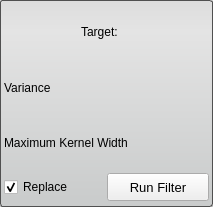
jessdtate/Seg3D, file Interface/ToolInterface/DiscreteGaussianFilterInterface.ui: the form before one commit.
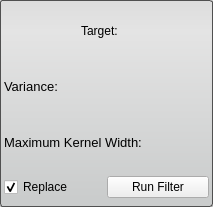
The form after the commit.

```diff
--- a/Interface/ToolInterface/DiscreteGaussianFilterInterface.ui
+++ b/Interface/ToolInterface/DiscreteGaussianFilterInterface.ui
@@ -46,7 +46,7 @@
   </property>
   <layout class="QVBoxLayout" name="verticalLayout">
    <property name="spacing">
-    <number>0</number>
+    <number>2</number>
    </property>
    <property name="margin">
     <number>4</number>
@@ -81,24 +81,16 @@
     <layout class="QHBoxLayout" name="varianceHLayout_top">
      <item>
       <widget class="QLabel" name="varianceLabel">
+       <property name="font">
+        <font>
+         <pointsize>10</pointsize>
+        </font>
+       </property>
        <property name="text">
-        <string>Variance</string>
+        <string>Variance:</string>
        </property>
       </widget>
      </item>
-     <item>
-      <spacer name="varianceHSpacer">
-       <property name="orientation">
-        <enum>Qt::Horizontal</enum>
-       </property>
-       <property name="sizeHint" stdset="0">
-        <size>
-         <width>40</width>
-         <height>20</height>
-        </size>
-       </property>
-      </spacer>
-     </item>
     </layout>
    </item>
    <item>
@@ -108,48 +100,44 @@
     <layout class="QHBoxLayout" name="kernelHLayout_top">
      <item>
       <widget class="QLabel" name="kernelLabel">
+       <property name="font">
+        <font>
+         <pointsize>10</pointsize>
+        </font>
+       </property>
        <property name="text">
-        <string>Maximum Kernel Width</string>
+        <string>Maximum Kernel Width:</string>
        </property>
       </widget>
      </item>
-     <item>
-      <spacer name="kernelHSpacer">
-       <property name="orientation">
-        <enum>Qt::Horizontal</enum>
-       </property>
-       <property name="sizeHint" stdset="0">
-        <size>
-         <width>40</width>
-         <height>20</height>
-        </size>
-       </property>
-      </spacer>
-     </item>
     </layout>
    </item>
    <item>
     <layout class="QHBoxLayout" name="kernelHLayout_bottom"/>
    </item>
    <item>
-    <layout class="QHBoxLayout" name="replaceInvertLayout">
+    <widget class="QWidget" name="replaceRunWidget" native="true">
+     <property name="minimumSize">
+      <size>
+       <width>0</width>
+       <height>32</height>
+      </size>
+     </property>
+     <property name="maximumSize">
+      <size>
+       <width>16777215</width>
+       <height>32</height>
+      </size>
+     </property>
+     <layout class="QHBoxLayout" name="horizontalLayout" stretch="1,1">
      <property name="spacing">
       <number>0</number>
      </property>
+      <property name="margin">
+       <number>0</number>
+      </property>
      <item>
       <widget class="QCheckBox" name="replaceCheckBox">
-       <property name="minimumSize">
-        <size>
-         <width>0</width>
-         <height>32</height>
-        </size>
-       </property>
-       <property name="maximumSize">
-        <size>
-         <width>16777215</width>
-         <height>32</height>
-        </size>
-       </property>
        <property name="text">
         <string>Replace</string>
        </property>
@@ -160,29 +148,13 @@
      </item>
      <item>
       <widget class="QPushButton" name="runFilterButton">
-       <property name="minimumSize">
-        <size>
-         <width>0</width>
-         <height>28</height>
-        </size>
-       </property>
-       <property name="maximumSize">
-        <size>
-         <width>16777215</width>
-         <height>28</height>
-        </size>
-       </property>
-       <property name="font">
-        <font>
-         <pointsize>10</pointsize>
-        </font>
-       </property>
        <property name="text">
         <string>Run Filter</string>
        </property>
       </widget>
      </item>
     </layout>
+    </widget>
    </item>
   </layout>
  </widget>
```
Lines whose indentation alone changed are shown as unchanged.
